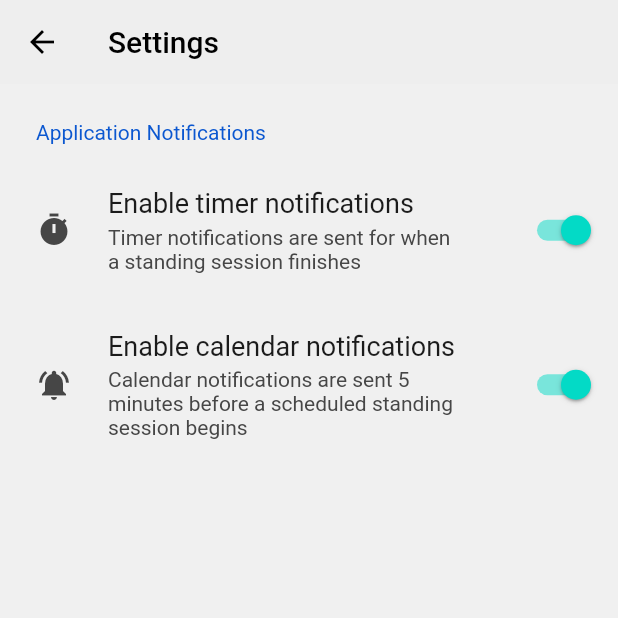
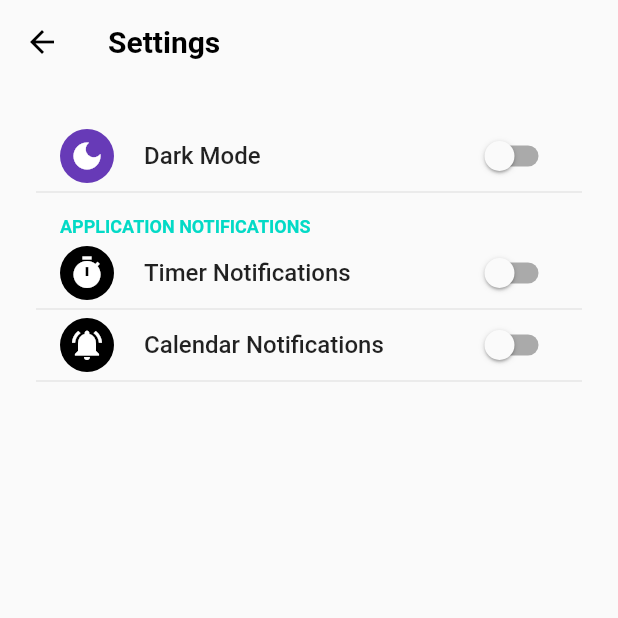
Before and after one commit to AlvinKuruvilla/stand-up, a Flutter app: the SettingsPage screen opened directly, on a phone screen of 412 x 824 dp, the top half of it. Run offline on Flutter 3.47's test engine with Material 2 defaults, Android fonts, the phone set to English and light mode, and no system bars; drawn by our look-alikes of flutter_settings_screens, overlay_support, settings_ui; our stand-ins replace firebase_core, introduction_screen, syncfusion_flutter_calendar; missing offline and left inert: flutter_stripe; accounts and stored records are empty.

Commit message:
Implement theme switching

```diff
--- a/stand_up/lib/Pages/Donation/body.dart
+++ b/stand_up/lib/Pages/Donation/body.dart
@@ -4,6 +4,9 @@ import 'package:stand_up/Widgets/Utilities/error_flash_message.dart';
 import 'package:url_launcher/url_launcher.dart';
 
 class Body extends StatelessWidget {
+  // TODO: Figure out a bettter way to set the color of the Widget. It currently doesn't respect the theme switching and if we remove the Container
+  // the color is unreadable
+  // Maybe we can access the static variable from the ThemeController to see if it is currently dark or light mode?
   const Body({super.key});
   @override
   Widget build(BuildContext context) {
--- a/stand_up/lib/Pages/Settings/settings_page.dart
+++ b/stand_up/lib/Pages/Settings/settings_page.dart
@@ -1,9 +1,46 @@
 import 'package:flutter/material.dart';
-import 'package:settings_ui/settings_ui.dart';
+import 'package:flutter_settings_screens/flutter_settings_screens.dart';
+
+class IconWidget extends StatelessWidget {
+  final IconData icon;
+  final Color color;
+  const IconWidget({super.key, required this.icon, required this.color});
+
+  @override
+  Widget build(BuildContext context) {
+    return Container(
+      padding: const EdgeInsets.all(6),
+      decoration: BoxDecoration(
+        shape: BoxShape.circle,
+        color: color,
+      ),
+      child: Icon(
+        icon,
+        color: Colors.white,
+      ),
+    );
+  }
+}
+
+class ThemeController extends StatelessWidget {
+  const ThemeController({super.key});
+  static const keyDarkMode = "key-dark-mode";
+  @override
+  Widget build(BuildContext context) {
+    return SwitchSettingsTile(
+      title: "Dark Mode",
+      settingKey: keyDarkMode,
+      leading: const IconWidget(
+        icon: Icons.dark_mode,
+        color: Colors.deepPurple,
+      ),
+      onChange: (_) {},
+    );
+  }
+}
 
 class SettingsPage extends StatefulWidget {
   const SettingsPage({super.key});
-
   @override
   SettingsPageState createState() => SettingsPageState();
 }
@@ -14,45 +51,65 @@ class SettingsPageState extends State<SettingsPage> {
     super.initState();
   }
 
-  DevicePlatform selectedPlatform = DevicePlatform.device;
-  bool useCustomTheme = false;
+  static const keyCalendar = "key-calendar";
+  static const keyTimer = "key-timer";
+  bool switchTimerNotifications = true;
+  bool switchCalendarNotifications = true;
+
   @override
   Widget build(BuildContext context) {
     return Scaffold(
-        backgroundColor: Colors.grey.shade200,
       appBar: AppBar(
         iconTheme: const IconThemeData(color: Colors.black),
         backgroundColor: Colors.transparent,
         elevation: 0,
+        //TODO: Make the text responsive to the theme see the comment in body.dart for a potential fix
         title: const Text(
           'Settings',
           style: TextStyle(
             color: Colors.black,
+            fontWeight: FontWeight.bold,
           ),
         ),
       ),
-        body: SettingsList(platform: selectedPlatform, sections: [
-          SettingsSection(
-            title: const Text('Application Notifications'),
-            tiles: <SettingsTile>[
-              SettingsTile.switchTile(
-                onToggle: (_) {},
-                initialValue: true,
-                leading: const Icon(Icons.timer),
-                title: const Text('Enable timer notifications'),
-                description: const Text(
-                    "Timer notifications are sent for when a standing session finishes"),
+      body: SafeArea(
+        child: ListView(
+          padding: const EdgeInsets.all(24),
+          children: [
+            const ThemeController(),
+            SettingsGroup(
+                title: "Application Notifications",
+                children: <Widget>[
+                  SwitchSettingsTile(
+                    title: "Timer Notifications",
+                    settingKey: keyTimer,
+                    leading: const IconWidget(
+                      icon: Icons.timer,
+                      color: Colors.black,
                     ),
-              SettingsTile.switchTile(
-                onToggle: (_) {},
-                initialValue: true,
-                leading: const Icon(Icons.notifications_active),
-                title: const Text('Enable calendar notifications'),
-                description: const Text(
-                    'Calendar notifications are sent 5 minutes before a scheduled standing session begins'),
+                    onChange: (value) {
+                      setState(() {
+                        value = switchTimerNotifications;
+                      });
+                    },
                   ),
+                  SwitchSettingsTile(
+                    title: "Calendar Notifications",
+                    settingKey: keyCalendar,
+                    leading: const IconWidget(
+                      icon: Icons.notifications_active,
+                      color: Colors.black,
+                    ),
+                    onChange: (value) {
+                      setState(() {
+                        value = switchCalendarNotifications;
+                      });
+                    },
+                  ),
+                ]),
           ],
         ),
-        ]));
+      ),
+    );
   }
 }
--- a/stand_up/lib/Widgets/Timer/animated_clock.dart
+++ b/stand_up/lib/Widgets/Timer/animated_clock.dart
@@ -88,7 +88,6 @@ class _CountDownTimerState extends State<CountDownTimer>
   @override
   Widget build(BuildContext context) {
     return Scaffold(
-      backgroundColor: const Color(0xfff5fbff),
       body: Column(
         children: [
           Expanded(
--- a/stand_up/lib/config.dart
+++ /dev/null
@@ -1,5 +0,0 @@
-library config.globals;
-
-import 'package:stand_up/Widgets/Utilities/theme_provider.dart';
-
-ThemeProvider themeProvider = ThemeProvider();
--- a/stand_up/pubspec.yaml
+++ b/stand_up/pubspec.yaml
@@ -39,7 +39,6 @@ dependencies:
   introduction_screen: ^3.0.2
   http: ^0.13.5
   provider: ^6.0.4
-  settings_ui: ^2.0.2
   firebase_core: ^2.1.1
   overlay_support: ^2.1.0
   intl: ^0.17.0
@@ -47,6 +46,8 @@ dependencies:
   syncfusion_flutter_calendar: ^20.3.58
   url_launcher: ^6.1.7
   crypto: ^3.0.2
+  shared_preferences: ^2.0.15
+  flutter_settings_screens: ^0.3.3-null-safety+2
 dev_dependencies:
   flutter_test:
     sdk: flutter
```
Also changed, not shown: stand_up/lib/Pages/Timer/timer_page.dart (+0 -12 lines), stand_up/lib/Widgets/Utilities/theme_provider.dart (deleted, +0 -13 lines), stand_up/lib/main.dart (+18 -7 lines), 1 other file. Lines whose indentation alone changed are shown as unchanged.
